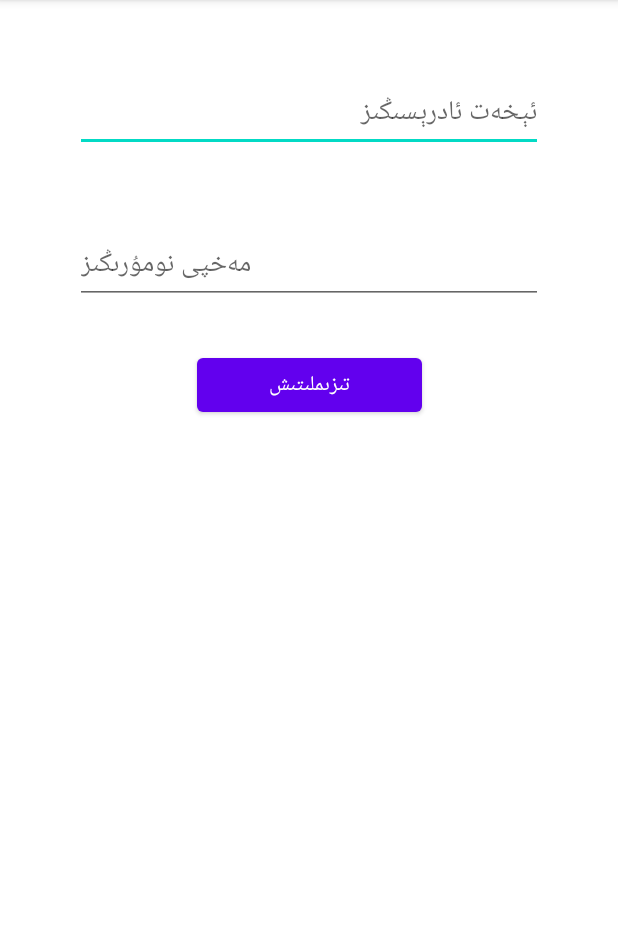
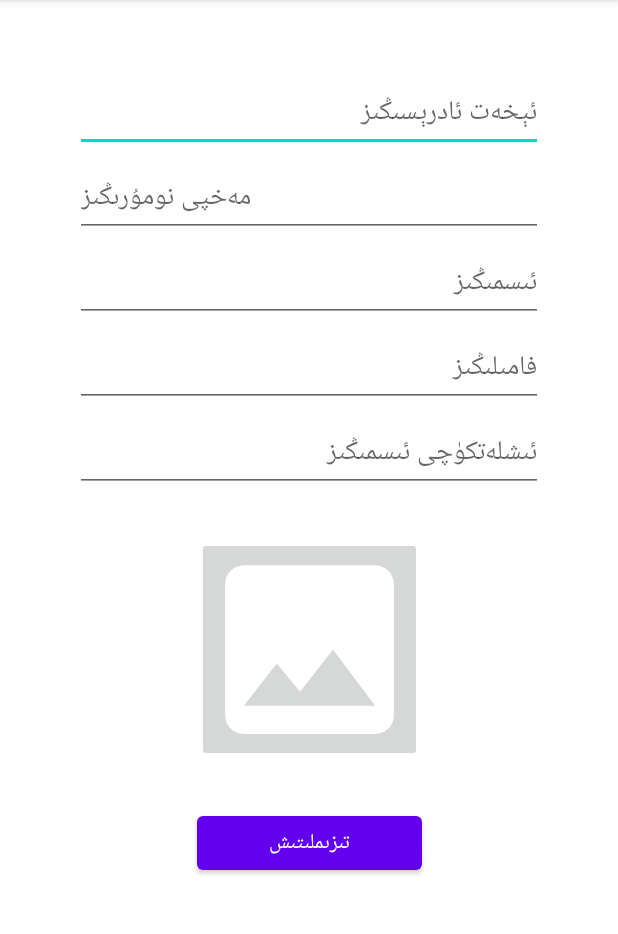
Before and after one commit to Dilmurat99/kitabhumar, an Android app: the fragment RegisterFragment shown on its own in the app's theme, on a phone screen of 412 x 824 dp, the part 84-1018 px from its top. Run offline under Robolectric (Android 15) with nearby library versions, the phone set to English and light mode, and no system bars; our stand-ins replace Firebase (no records; nobody signed in at launch, a user with empty details on screens opened directly).

Commit message:
user image

```diff
--- a/app/src/main/AndroidManifest.xml
+++ b/app/src/main/AndroidManifest.xml
@@ -2,6 +2,7 @@
 <manifest xmlns:android="http://schemas.android.com/apk/res/android"
     package="com.uyghar.kitabhumar">
     <uses-permission android:name="android.permission.INTERNET" />
+    <uses-permission android:name="android.permission.CAMERA" />
     <application
         android:usesCleartextTraffic="true"
         android:allowBackup="true"
--- /dev/null
+++ b/app/src/main/res/drawable/ic_baseline_image_24.xml
@@ -0,0 +1,10 @@
+<vector xmlns:android="http://schemas.android.com/apk/res/android"
+    android:width="24dp"
+    android:height="24dp"
+    android:viewportWidth="24"
+    android:viewportHeight="24"
+    android:tint="?attr/colorControlNormal">
+  <path
+      android:fillColor="@android:color/white"
+      android:pathData="M21,19V5c0,-1.1 -0.9,-2 -2,-2H5c-1.1,0 -2,0.9 -2,2v14c0,1.1 0.9,2 2,2h14c1.1,0 2,-0.9 2,-2zM8.5,13.5l2.5,3.01L14.5,12l4.5,6H5l3.5,-4.5z"/>
+</vector>
--- a/app/src/main/res/layout/fragment_detail.xml
+++ b/app/src/main/res/layout/fragment_detail.xml
@@ -1,7 +1,7 @@
 <?xml version="1.0" encoding="utf-8"?>
 <androidx.constraintlayout.widget.ConstraintLayout xmlns:android="http://schemas.android.com/apk/res/android"
     android:layout_width="match_parent"
-    android:layout_height="wrap_content"
+    android:layout_height="match_parent"
     android:layout_margin="10dp"
     xmlns:app="http://schemas.android.com/apk/res-auto">
     <androidx.cardview.widget.CardView
@@ -55,7 +55,6 @@
         android:layout_width="40dp"
         android:layout_height="40dp"
         app:layout_constraintTop_toBottomOf="@id/post_text"
-        app:layout_constraintBottom_toBottomOf="parent"
         android:layout_margin="5dp"
         app:layout_constraintStart_toStartOf="parent"
         />
@@ -75,7 +74,8 @@
         app:layout_constraintTop_toBottomOf="@id/book_image"
         android:layout_marginTop="10dp"
         android:layout_width="match_parent"
-        android:layout_height="wrap_content"
+        android:layout_height="0dp"
+        app:layout_constraintBottom_toBottomOf="parent"
         />
 
 
--- a/app/src/main/res/layout/fragment_register.xml
+++ b/app/src/main/res/layout/fragment_register.xml
@@ -13,7 +13,9 @@
         android:layout_width="match_parent"
         android:layout_height="wrap_content"
         android:inputType="textEmailAddress"
-        android:layout_margin="50dp"
+        android:layout_marginLeft="50dp"
+        android:layout_marginRight="50dp"
+        android:layout_marginTop="50dp"
         android:hint="ئېخەت ئادرېسىڭىز"
          />
     <EditText
@@ -22,13 +24,62 @@
         android:layout_width="match_parent"
         android:layout_height="wrap_content"
         android:inputType="textPassword"
-        android:layout_margin="50dp"
+        android:layout_marginLeft="50dp"
+        android:layout_marginRight="50dp"
+        android:layout_marginTop="5dp"
         android:hint="مەخپى نومۇرىڭىز"
+        />
+    <EditText
+        android:id="@+id/editName"
+        app:layout_constraintTop_toBottomOf="@id/editPassword"
+        android:layout_width="match_parent"
+        android:layout_height="wrap_content"
+        android:inputType="textEmailAddress"
+        android:layout_marginLeft="50dp"
+        android:layout_marginRight="50dp"
+        android:layout_marginTop="5dp"
+        android:hint="ئىسمىڭىز"
+        />
+    <EditText
+        android:id="@+id/editSurname"
+        app:layout_constraintTop_toBottomOf="@id/editName"
+        android:layout_width="match_parent"
+        android:layout_height="wrap_content"
+        android:inputType="textEmailAddress"
+        android:layout_marginLeft="50dp"
+        android:layout_marginRight="50dp"
+        android:layout_marginTop="5dp"
+        android:hint="فامىلىڭىز"
+        />
+    <EditText
+        android:id="@+id/editUsername"
+        app:layout_constraintTop_toBottomOf="@id/editSurname"
+        android:layout_width="match_parent"
+        android:layout_height="wrap_content"
+        android:inputType="textEmailAddress"
+        android:layout_marginLeft="50dp"
+        android:layout_marginRight="50dp"
+        android:layout_marginTop="5dp"
+        android:hint="ئىشلەتكۈچى ئىسمىڭىز"
+        />
+    <ImageButton
+        android:id="@+id/buttonImage"
+        android:layout_marginTop="30dp"
+        android:src="@drawable/ic_baseline_image_24"
+        android:scaleType="fitXY"
+        android:padding="0dp"
+        app:tint="#fff"
+        app:layout_constraintTop_toBottomOf="@id/editUsername"
+        app:layout_constraintStart_toStartOf="parent"
+        app:layout_constraintEnd_toEndOf="parent"
+        android:text="تىزىملىتىش"
+        android:layout_width="150dp"
+        android:layout_height="150dp"
         />
     <Button
         android:id="@+id/buttonReg"
         android:layout_marginTop="30dp"
-        app:layout_constraintTop_toBottomOf="@id/editPassword"
+        app:layout_constraintTop_toBottomOf="@id/buttonImage"
         app:layout_constraintStart_toStartOf="parent"
         app:layout_constraintEnd_toEndOf="parent"
         android:text="تىزىملىتىش"
```
Also changed, not shown: app/src/main/java/com/uyghar/kitabhumar/ui/detail/DetailFragment.kt (+16 -0 lines), app/src/main/java/com/uyghar/kitabhumar/ui/user/RegisterFragment.kt (+47 -4 lines).
